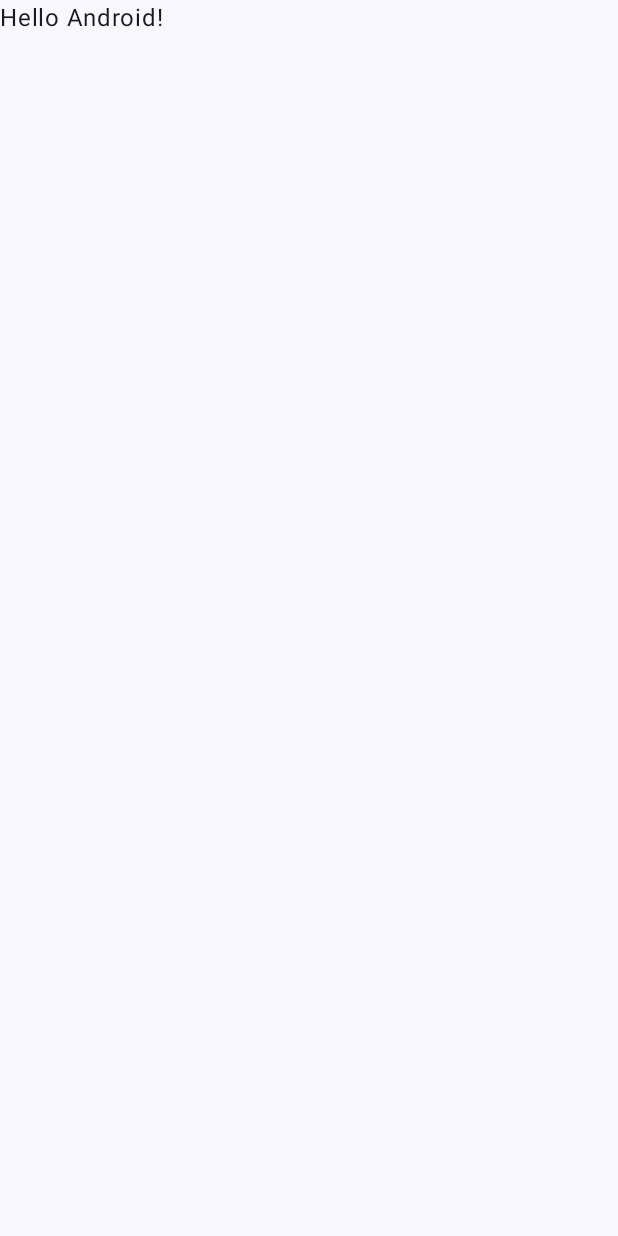
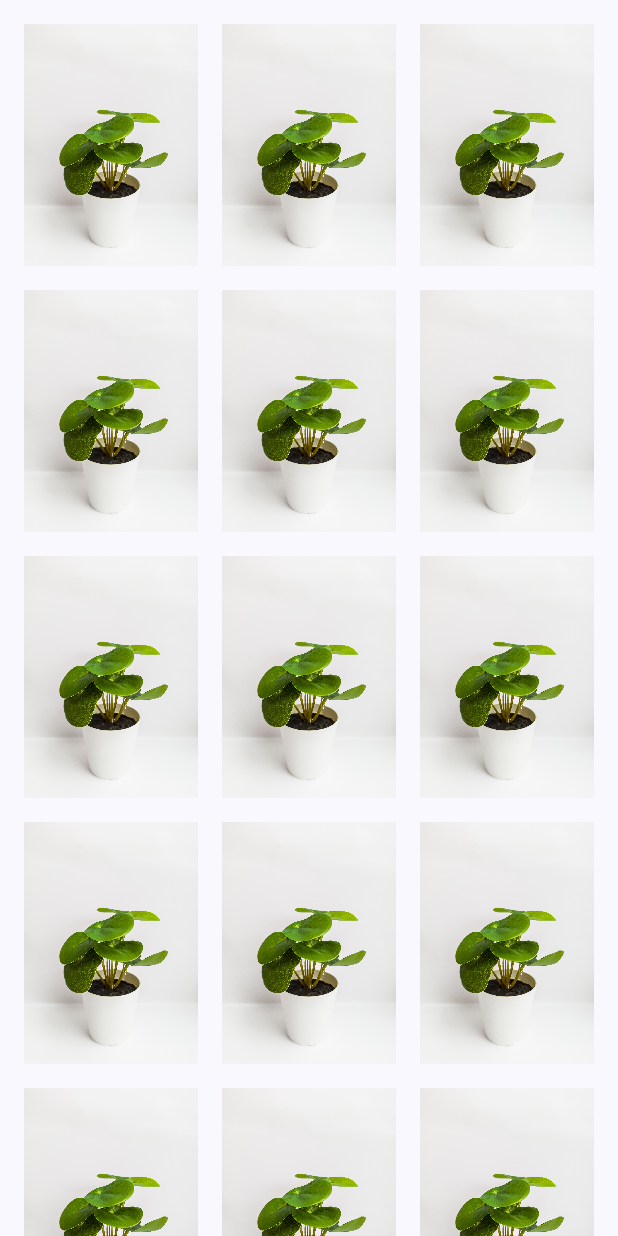
Before and after one commit to priettt/Persephone, an Android app built with Jetpack Compose: the screen it shows after launch (MainActivity), on a phone screen of 412 x 824 dp. Before the commit the screen is almost empty. Run offline under Robolectric (Android 15) with nearby library versions, the phone set to English and light mode, and no system bars.

Commit message:
Added test image for home screen

```diff
--- a/app/src/main/java/co/francis/persephone/ui/home/HomeScreen.kt
+++ b/app/src/main/java/co/francis/persephone/ui/home/HomeScreen.kt
@@ -1,23 +1,28 @@
 package co.francis.persephone.ui.home
 
-import androidx.compose.foundation.layout.fillMaxSize
-import androidx.compose.material3.MaterialTheme
-import androidx.compose.material3.Surface
-import androidx.compose.material3.Text
+import androidx.compose.foundation.Image
+import androidx.compose.foundation.layout.Arrangement
+import androidx.compose.foundation.layout.PaddingValues
+import androidx.compose.foundation.lazy.grid.GridCells
+import androidx.compose.foundation.lazy.grid.LazyVerticalGrid
 import androidx.compose.runtime.Composable
-import androidx.compose.ui.Modifier
+import androidx.compose.ui.res.painterResource
+import androidx.compose.ui.unit.dp
+import co.francis.persephone.R
 
 @Composable
 fun HomeScreen() {
-    Surface(modifier = Modifier.fillMaxSize(), color = MaterialTheme.colorScheme.background) {
-        Greeting("Android")
+    LazyVerticalGrid(
+        columns = GridCells.Fixed(3),
+        verticalArrangement = Arrangement.spacedBy(16.dp),
+        horizontalArrangement = Arrangement.spacedBy(16.dp),
+        contentPadding = PaddingValues(16.dp)
+    ) {
+        items(20) {
+            Image(
+                painter = painterResource(id = R.drawable.plantita),
+                contentDescription = "A test plant"
+            )
+        }
     }
 }
-
-@Composable
-fun Greeting(name: String, modifier: Modifier = Modifier) {
-    Text(
-        text = "Hello $name!",
-        modifier = modifier
-    )
-}
```
Also changed, not shown: app/src/main/res/drawable/plantita.jpg (added).
